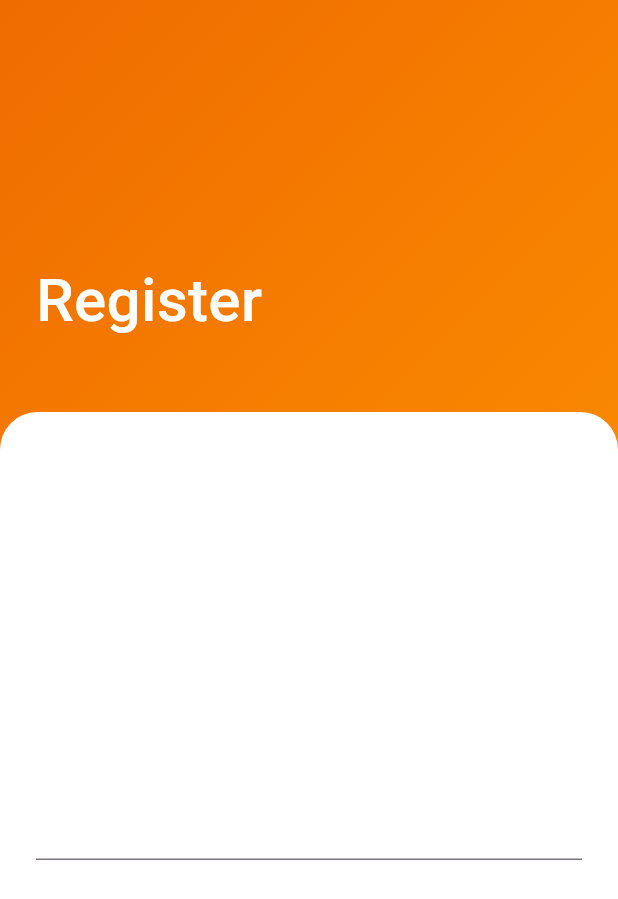
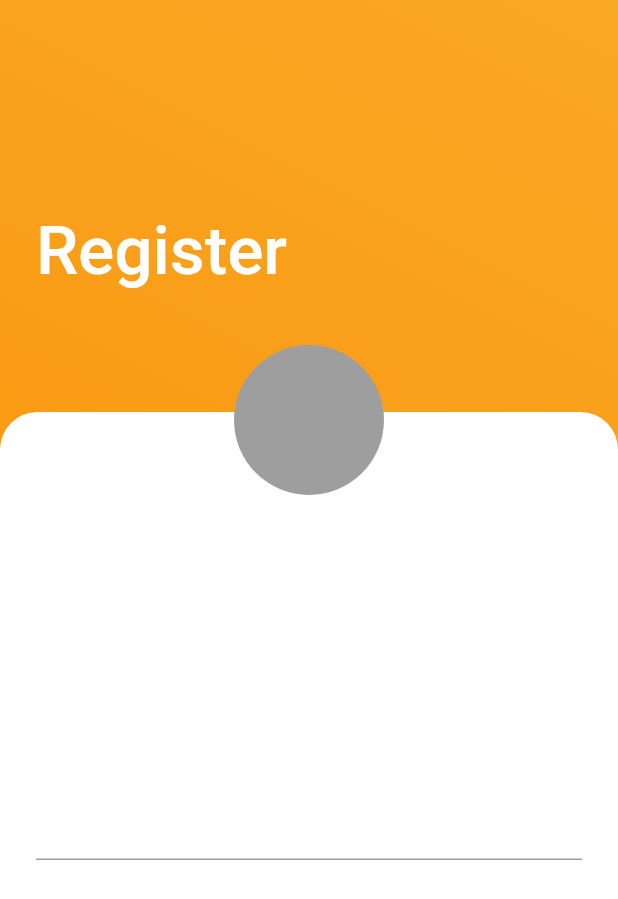
Before and after one commit to rahulmukh1ya/form_validation_provider, a Flutter app: the screen it shows after launch, on a phone screen of 412 x 824 dp. Shown: the top 899 px of the screen. Run offline on Flutter 3.47's test engine with Material 2 defaults, Android fonts, the phone set to English and light mode, and no system bars.

Commit message:
Form UI basic done

```diff
--- a/lib/main.dart
+++ b/lib/main.dart
@@ -12,10 +12,7 @@ class MyApp extends StatelessWidget {
   Widget build(BuildContext context) {
     return MaterialApp(
       title: 'Flutter Demo',
-      theme: ThemeData(
-        colorScheme: ColorScheme.fromSeed(seedColor: Colors.deepPurple),
-        useMaterial3: true,
-      ),
+      theme: ThemeData(primarySwatch: Colors.blue),
       home: const LoginWidget(),
     );
   }
@@ -41,14 +38,17 @@ class _LoginWidgetState extends State<LoginWidget> {
           decoration: BoxDecoration(
             gradient: LinearGradient(
               colors: [
-                Colors.orange[800]!,
+                Colors.yellow[800]!,
                 Colors.orange[600]!,
               ],
-              begin: Alignment.topLeft,
-              end: Alignment.centerRight,
+              begin: Alignment.topRight,
+              end: Alignment.bottomLeft,
             ),
           ),
-          child: Column(
+          child: Stack(
+            alignment: Alignment.center,
+            children: [
+              Column(
                 mainAxisAlignment: MainAxisAlignment.start,
                 crossAxisAlignment: CrossAxisAlignment.start,
                 children: [
@@ -67,21 +67,13 @@ class _LoginWidgetState extends State<LoginWidget> {
                             "Register",
                             style: TextStyle(
                               color: Colors.white,
-                          fontSize: 40.0,
+                              fontSize: 45.0,
                               fontWeight: FontWeight.w500,
                             ),
                           ),
                           SizedBox(
-                        height: 10.0,
+                            height: 45,
                           ),
-                      // Text(
-                      //   "Please provide your details below",
-                      //   style: TextStyle(
-                      //     color: Colors.white,
-                      //     fontSize: 22.0,
-                      //     fontWeight: FontWeight.w400,
-                      //   ),
-                      // )
                         ],
                       ),
                     ),
@@ -109,6 +101,14 @@ class _LoginWidgetState extends State<LoginWidget> {
                       ),
                     ),
                   )
+                ], //children
+              ),
+              const Positioned(
+                  top: 230,
+                  child: CircleAvatar(
+                    backgroundColor: Colors.grey,
+                    radius: 50,
+                  )),
             ],
           ),
         ),
```
Lines whose indentation alone changed are shown as unchanged.
